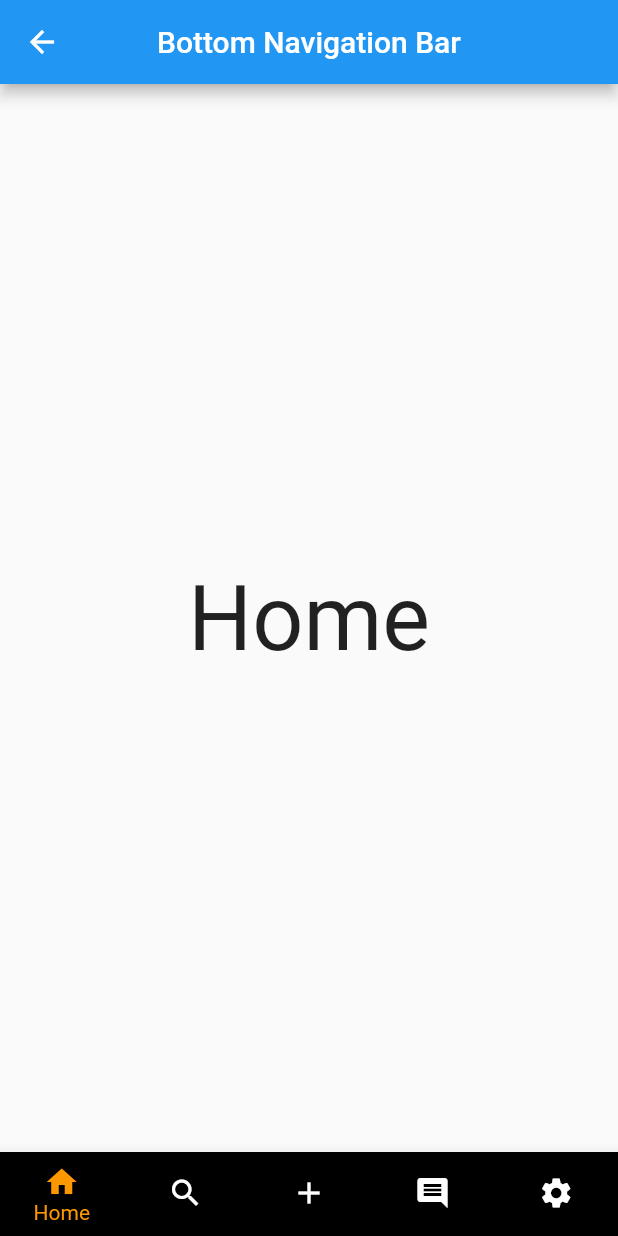
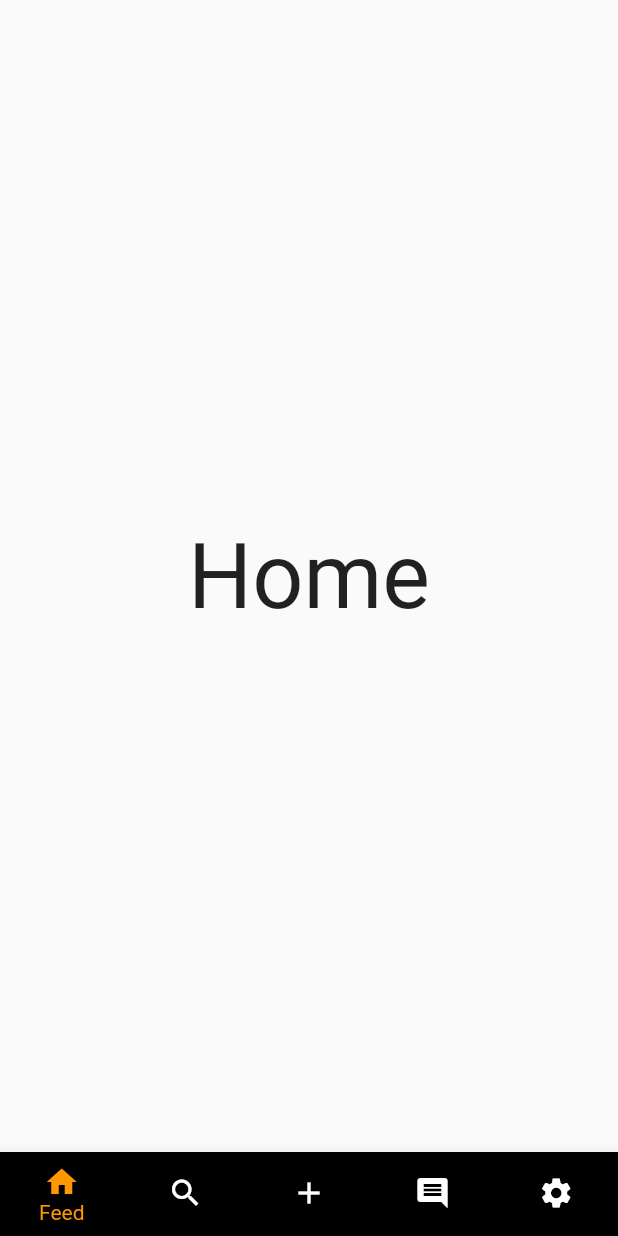
Before and after one commit to Arash-ra03/Ap-Final-Project, a Flutter app: the MainPage screen opened by its route, on a phone screen of 412 x 824 dp. Run offline on Flutter 3.47's test engine with Material 2 defaults, Android fonts, the phone set to English and light mode, and no system bars.

Commit message:
appbar deleted

```diff
--- a/lib/Pages/main_page.dart
+++ b/lib/Pages/main_page.dart
@@ -23,10 +23,12 @@ class _MainPageState extends State<MainPage> {
   @override
   Widget build(BuildContext context) {
     return Scaffold(
+      /*
       appBar: AppBar(
         title: Text('Bottom Navigation Bar'),
         centerTitle: true,
       ),
+       */
       body: screens[_currentIndex],
       bottomNavigationBar: BottomNavigationBar(
         type: BottomNavigationBarType.fixed,
@@ -43,11 +45,11 @@ class _MainPageState extends State<MainPage> {
         items: const [
           BottomNavigationBarItem(
             icon: Icon(Icons.home),
-            label: 'Home',
+            label: 'Feed',
           ),
           BottomNavigationBarItem(
             icon: Icon(Icons.search),
-            label: 'Feed',
+            label: 'Communities',
           ),
           BottomNavigationBarItem(
             icon: Icon(Icons.add),
```
